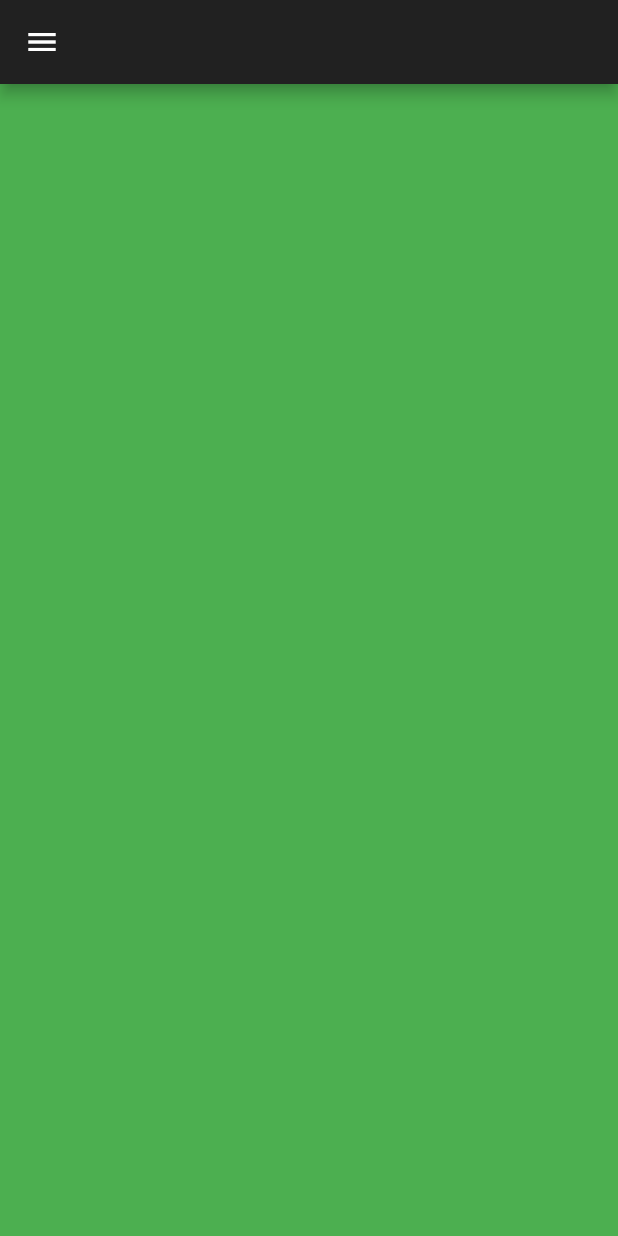
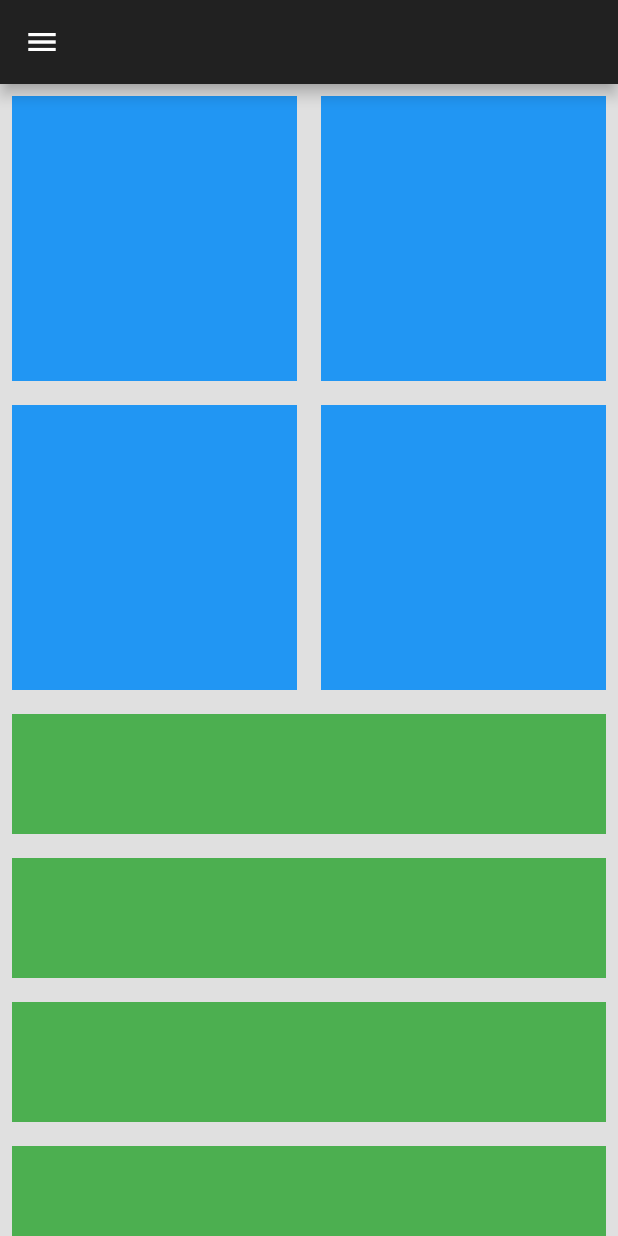
Before and after one commit to mehrdadmoradi001/responsive_dashboard_ui, a Flutter app: the screen it shows after launch, on a phone screen of 412 x 824 dp. Run offline on Flutter 3.47's test engine with Material 2 defaults, Android fonts, the phone set to English and light mode, and no system bars.

Commit message:
1- Creating Responsive

```diff
--- a/lib/constants.dart
+++ b/lib/constants.dart
@@ -0,0 +1,36 @@
+import 'package:flutter/material.dart';
+
+
+
+var myDefaultBackground = Colors.grey[300];
+
+
+var myAppBar = AppBar(
+  backgroundColor: Colors.grey[900],
+);
+
+
+var myDrawer = Drawer(
+  backgroundColor: Colors.grey[300],
+  child: Column(
+    children: const [
+      DrawerHeader(child: Icon(Icons.favorite)),
+      ListTile(
+        leading: Icon(Icons.home),
+        title: Text('D A S H B O A R D'),
+      ),
+      ListTile(
+        leading: Icon(Icons.chat),
+        title: Text('M E S S A G E'),
+      ),
+      ListTile(
+        leading: Icon(Icons.settings),
+        title: Text('S E T T I N G S'),
+      ),
+      ListTile(
+        leading: Icon(Icons.logout),
+        title: Text('L O G O U T'),
+      ),
+    ],
+  ),
+);
--- a/lib/responsive/mobile_scaffold.dart
+++ b/lib/responsive/mobile_scaffold.dart
@@ -1,4 +1,7 @@
 import 'package:flutter/material.dart';
+import 'package:responsive_dashboard_ui/constants.dart';
+import 'package:responsive_dashboard_ui/util/my_box.dart';
+import 'package:responsive_dashboard_ui/util/my_tile.dart';
 
 class MobileScaffold extends StatefulWidget {
   const MobileScaffold({Key? key}) : super(key: key);
@@ -11,33 +14,30 @@ class _MobileScaffoldState extends State<MobileScaffold> {
   @override
   Widget build(BuildContext context) {
     return Scaffold(
-      backgroundColor: Colors.green,
-      appBar: AppBar(
-        backgroundColor: Colors.grey[900],
-      ),
-      drawer: Drawer(
-        backgroundColor: Colors.grey[300],
-        child: Column(
-          children: const [
-            DrawerHeader(child: Icon(Icons.favorite)),
-            ListTile(
-              leading: Icon(Icons.home),
-              title: Text('D A S H B O A R D'),
+      backgroundColor: myDefaultBackground,
+      appBar: myAppBar,
+      drawer: myDrawer,
+      body: Column(
+        children: [
+          //4 box on the top
+          AspectRatio(
+            aspectRatio: 1,
+            child: SizedBox(
+              width: double.infinity,
+              child: GridView.builder(
+                gridDelegate: const SliverGridDelegateWithFixedCrossAxisCount(
+                    crossAxisCount: 2),
+                itemBuilder: (context, index) {
+                  return const MyBox();
+                },
+              ),
             ),
-            ListTile(
-              leading: Icon(Icons.chat),
-              title: Text('M E S S A G E'),
-            ),
-            ListTile(
-              leading: Icon(Icons.settings),
-              title: Text('S E T T I N G S'),
-            ),
-            ListTile(
-              leading: Icon(Icons.logout),
-              title: Text('L O G O U T'),
-            ),
-          ],
-        ),
+          ),
+          //tile below it
+          Expanded(child: ListView.builder(itemBuilder: (context, index) {
+            return const MyTile();
+          },))
+        ],
       ),
     );
   }
--- /dev/null
+++ b/lib/util/my_box.dart
@@ -0,0 +1,15 @@
+import 'package:flutter/material.dart';
+
+class MyBox extends StatelessWidget {
+  const MyBox({Key? key}) : super(key: key);
+
+  @override
+  Widget build(BuildContext context) {
+    return Padding(
+      padding: const EdgeInsets.all(8.0),
+      child: Container(
+        color: Colors.blue,
+      ),
+    );
+  }
+}
--- /dev/null
+++ b/lib/util/my_tile.dart
@@ -0,0 +1,17 @@
+import 'package:flutter/material.dart';
+
+
+class MyTile extends StatelessWidget {
+  const MyTile({Key? key}) : super(key: key);
+
+  @override
+  Widget build(BuildContext context) {
+    return  Padding(
+      padding: const EdgeInsets.all(8.0),
+      child: Container(
+        color: Colors.green,
+        height: 80,
+      ),
+    );
+  }
+}
```
Also changed, not shown: lib/responsive/desktop_scaffold.dart (+54 -3 lines), lib/responsive/tablet_scaffold.dart (+33 -3 lines).
